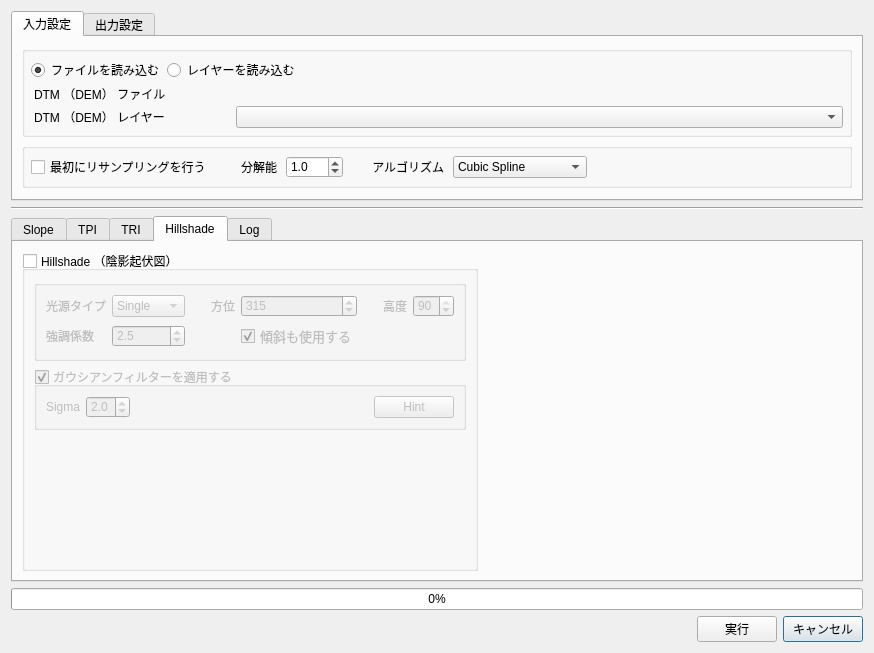
This is views/generate_topography_dialog_base.ui in shingo405nagano/generating_topoglaphic_maps as Qt 5 draws it before an edit. The edited form follows.
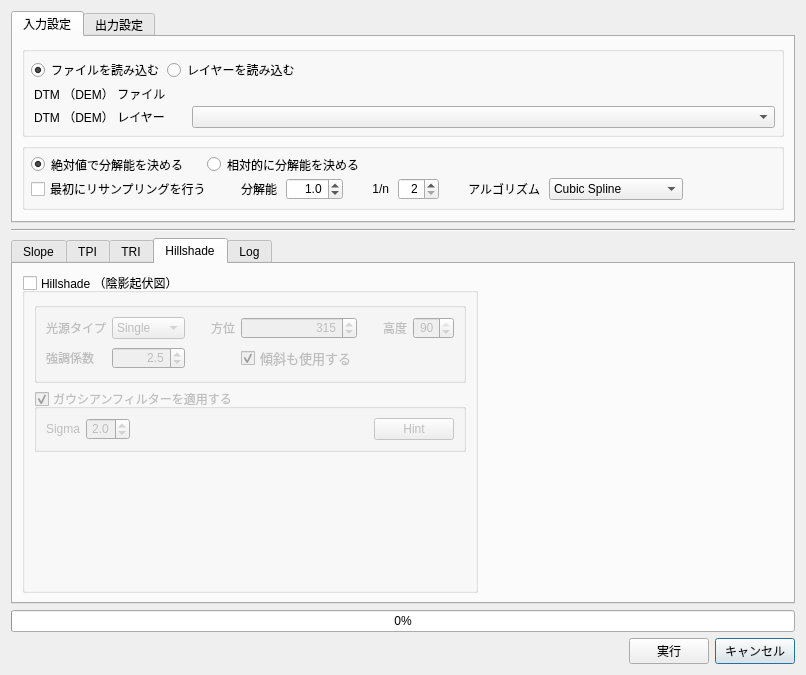
This is the edited form. The open tabs and pages were chosen to show the change. Custom widgets are drawn as their Qt base class.

Patch:
```diff
--- a/views/generate_topography_dialog_base.ui
+++ b/views/generate_topography_dialog_base.ui
@@ -6,8 +6,8 @@
    <rect>
     <x>0</x>
     <y>0</y>
-    <width>874</width>
-    <height>582</height>
+    <width>696</width>
+    <height>600</height>
    </rect>
   </property>
   <property name="windowTitle">
@@ -140,13 +140,9 @@
            </layout>
           </item>
           <item>
-           <layout class="QGridLayout" name="gL" columnstretch="1,3">
-            <item row="0" column="1">
-             <widget class="QgsFileWidget" name="fileWgt_InputFile">
-              <property name="storageMode">
-               <enum>QgsFileWidget::GetFile</enum>
-              </property>
-             </widget>
+           <layout class="QGridLayout" name="gL" columnstretch="1,4">
+            <item row="1" column="1">
+             <widget class="QgsMapLayerComboBox" name="lyrCombo_InputLyr"/>
             </item>
             <item row="0" column="0">
              <widget class="QLabel" name="label_InputFile">
@@ -172,8 +168,12 @@
               </property>
              </widget>
             </item>
-            <item row="1" column="1">
-             <widget class="QgsMapLayerComboBox" name="lyrCombo_InputLyr"/>
+            <item row="0" column="1">
+             <widget class="QgsFileWidget" name="fileWgt_InputFile">
+              <property name="storageMode">
+               <enum>QgsFileWidget::GetFile</enum>
+              </property>
+             </widget>
             </item>
            </layout>
           </item>
@@ -201,6 +201,37 @@
           <property name="bottomMargin">
            <number>6</number>
           </property>
+          <item>
+           <layout class="QFormLayout" name="formLayout_2">
+            <item row="0" column="0">
+             <widget class="QRadioButton" name="rarioBtn_ResolIsAbs">
+              <property name="styleSheet">
+               <string notr="true">QRadioButton {
+	padding-right: 20px;
+}</string>
+              </property>
+              <property name="text">
+               <string>絶対値で分解能を決める</string>
+              </property>
+              <property name="checked">
+               <bool>true</bool>
+              </property>
+             </widget>
+            </item>
+            <item row="0" column="1">
+             <widget class="QRadioButton" name="radioBtn_ResolIsRel">
+              <property name="styleSheet">
+               <string notr="true">QRadioButton {
+	padding-right: 20px;
+}</string>
+              </property>
+              <property name="text">
+               <string>相対的に分解能を決める</string>
+              </property>
+             </widget>
+            </item>
+           </layout>
+          </item>
           <item>
            <layout class="QGridLayout" name="gridLayout_10">
             <property name="horizontalSpacing">
@@ -224,48 +255,7 @@
               </property>
              </widget>
             </item>
-            <item row="0" column="0">
-             <widget class="QCheckBox" name="checkBox_StartResample">
-              <property name="text">
-               <string>最初にリサンプリングを行う</string>
-              </property>
-             </widget>
-            </item>
-            <item row="0" column="2">
-             <widget class="QgsDoubleSpinBox" name="spinBoxF_StartResampleResol">
-              <property name="decimals">
-               <number>1</number>
-              </property>
-              <property name="minimum">
-               <double>0.000000000000000</double>
-              </property>
-              <property name="singleStep">
-               <double>0.500000000000000</double>
-              </property>
-              <property name="value">
-               <double>1.000000000000000</double>
-              </property>
-              <property name="showClearButton">
-               <bool>false</bool>
-              </property>
-             </widget>
-            </item>
-            <item row="0" column="3">
-             <widget class="QLabel" name="l_20">
-              <property name="styleSheet">
-               <string notr="true">QLabel {
-	padding-left: 20px;
-}</string>
-              </property>
-              <property name="text">
-               <string>アルゴリズム</string>
-              </property>
-              <property name="alignment">
-               <set>Qt::AlignRight|Qt::AlignTrailing|Qt::AlignVCenter</set>
-              </property>
-             </widget>
-            </item>
-            <item row="0" column="4">
+            <item row="0" column="6">
              <widget class="QComboBox" name="comboBox_StartResampleAlg">
               <item>
                <property name="text">
@@ -289,7 +279,37 @@
               </item>
              </widget>
             </item>
+            <item row="0" column="3">
+             <widget class="QLabel" name="l_21">
+              <property name="styleSheet">
+               <string notr="true">QLabel {
+	padding-left: 20px;
+}</string>
+              </property>
+              <property name="text">
+               <string>1/n</string>
+              </property>
+              <property name="alignment">
+               <set>Qt::AlignRight|Qt::AlignTrailing|Qt::AlignVCenter</set>
+              </property>
+             </widget>
+            </item>
             <item row="0" column="5">
+             <widget class="QLabel" name="l_20">
+              <property name="styleSheet">
+               <string notr="true">QLabel {
+	padding-left: 20px;
+}</string>
+              </property>
+              <property name="text">
+               <string>アルゴリズム</string>
+              </property>
+              <property name="alignment">
+               <set>Qt::AlignRight|Qt::AlignTrailing|Qt::AlignVCenter</set>
+              </property>
+             </widget>
+            </item>
+            <item row="0" column="7">
              <spacer name="hS_12">
               <property name="orientation">
                <enum>Qt::Horizontal</enum>
@@ -302,6 +322,51 @@
               </property>
              </spacer>
             </item>
+            <item row="0" column="0">
+             <widget class="QCheckBox" name="checkBox_StartResample">
+              <property name="text">
+               <string>最初にリサンプリングを行う</string>
+              </property>
+             </widget>
+            </item>
+            <item row="0" column="2">
+             <widget class="QgsDoubleSpinBox" name="spinBoxF_StartResampleResol">
+              <property name="alignment">
+               <set>Qt::AlignRight|Qt::AlignTrailing|Qt::AlignVCenter</set>
+              </property>
+              <property name="decimals">
+               <number>1</number>
+              </property>
+              <property name="minimum">
+               <double>0.000000000000000</double>
+              </property>
+              <property name="singleStep">
+               <double>0.500000000000000</double>
+              </property>
+              <property name="value">
+               <double>1.000000000000000</double>
+              </property>
+              <property name="showClearButton">
+               <bool>false</bool>
+              </property>
+             </widget>
+            </item>
+            <item row="0" column="4">
+             <widget class="QgsSpinBox" name="spinBoxInt_StartResampleResol">
+              <property name="alignment">
+               <set>Qt::AlignRight|Qt::AlignTrailing|Qt::AlignVCenter</set>
+              </property>
+              <property name="minimum">
+               <number>2</number>
+              </property>
+              <property name="maximum">
+               <number>20</number>
+              </property>
+              <property name="showClearButton">
+               <bool>false</bool>
+              </property>
+             </widget>
+            </item>
            </layout>
           </item>
          </layout>
@@ -1372,6 +1437,9 @@
              </item>
              <item row="1" column="1">
               <widget class="QgsDoubleSpinBox" name="spinBoxF_HillshadeHighlight">
+               <property name="alignment">
+                <set>Qt::AlignRight|Qt::AlignTrailing|Qt::AlignVCenter</set>
+               </property>
                <property name="decimals">
                 <number>1</number>
                </property>
@@ -1407,6 +1475,9 @@
              </item>
              <item row="0" column="5">
               <widget class="QgsSpinBox" name="spinBoxInt_HillshadeHight">
+               <property name="alignment">
+                <set>Qt::AlignRight|Qt::AlignTrailing|Qt::AlignVCenter</set>
+               </property>
                <property name="maximum">
                 <number>90</number>
                </property>
@@ -1449,6 +1520,9 @@
              </item>
              <item row="0" column="3">
               <widget class="QgsSpinBox" name="spinBoxInt_HillshadeAzimuth">
+               <property name="alignment">
+                <set>Qt::AlignRight|Qt::AlignTrailing|Qt::AlignVCenter</set>
+               </property>
                <property name="maximum">
                 <number>359</number>
                </property>
@@ -1533,6 +1607,9 @@
                </item>
                <item row="0" column="2">
                 <widget class="QgsDoubleSpinBox" name="spinBoxF_HillshadeGaussSigma">
+                 <property name="alignment">
+                  <set>Qt::AlignRight|Qt::AlignTrailing|Qt::AlignVCenter</set>
+                 </property>
                  <property name="decimals">
                   <number>1</number>
                  </property>
```
Left out of the diff: 13 changed lines with no effect on the pictures.
